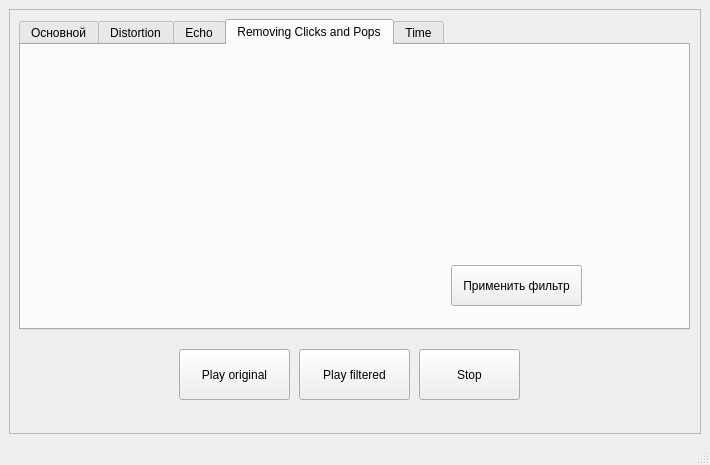
Qt form ui/mainForm.ui (Andrew-Garanin/AudioDigitalFiltering) before a commit.
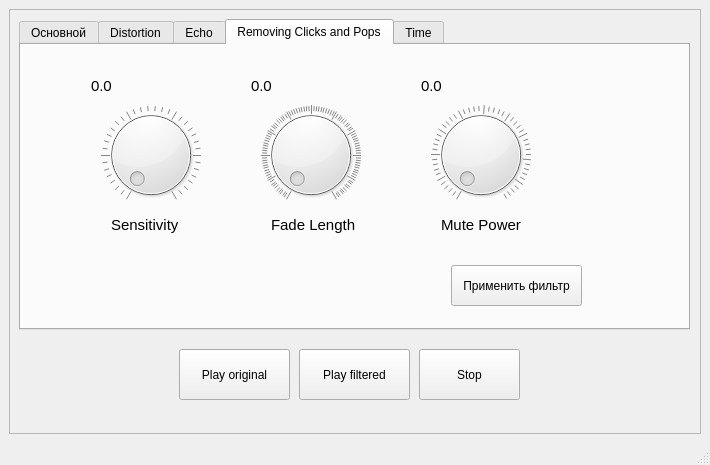
The same form after that commit. The open tabs and pages were chosen to show the change.

Commit message: Restore UI for pop click remover

```diff
--- a/ui/mainForm.ui
+++ b/ui/mainForm.ui
@@ -607,6 +607,201 @@
           <string>Применить фильтр</string>
          </property>
         </widget>
+        <widget class="QDial" name="sensitivityWheel">
+         <property name="geometry">
+          <rect>
+           <x>80</x>
+           <y>60</y>
+           <width>100</width>
+           <height>100</height>
+          </rect>
+         </property>
+         <property name="maximum">
+          <number>35</number>
+         </property>
+         <property name="singleStep">
+          <number>1</number>
+         </property>
+         <property name="pageStep">
+          <number>7</number>
+         </property>
+         <property name="orientation">
+          <enum>Qt::Horizontal</enum>
+         </property>
+         <property name="notchTarget">
+          <double>3.000000000000000</double>
+         </property>
+         <property name="notchesVisible">
+          <bool>true</bool>
+         </property>
+        </widget>
+        <widget class="QLabel" name="mutePowerLabelValue">
+         <property name="geometry">
+          <rect>
+           <x>400</x>
+           <y>30</y>
+           <width>81</width>
+           <height>21</height>
+          </rect>
+         </property>
+         <property name="font">
+          <font>
+           <pointsize>11</pointsize>
+          </font>
+         </property>
+         <property name="text">
+          <string>0.0</string>
+         </property>
+        </widget>
+        <widget class="QDial" name="mutePowerWheel">
+         <property name="geometry">
+          <rect>
+           <x>410</x>
+           <y>60</y>
+           <width>100</width>
+           <height>100</height>
+          </rect>
+         </property>
+         <property name="minimum">
+          <number>2</number>
+         </property>
+         <property name="maximum">
+          <number>100</number>
+         </property>
+         <property name="singleStep">
+          <number>1</number>
+         </property>
+         <property name="pageStep">
+          <number>10</number>
+         </property>
+         <property name="orientation">
+          <enum>Qt::Horizontal</enum>
+         </property>
+         <property name="notchTarget">
+          <double>2.000000000000000</double>
+         </property>
+         <property name="notchesVisible">
+          <bool>true</bool>
+         </property>
+        </widget>
+        <widget class="QLabel" name="sensitivityLabel">
+         <property name="geometry">
+          <rect>
+           <x>90</x>
+           <y>170</y>
+           <width>101</width>
+           <height>20</height>
+          </rect>
+         </property>
+         <property name="font">
+          <font>
+           <pointsize>11</pointsize>
+          </font>
+         </property>
+         <property name="text">
+          <string>Sensitivity</string>
+         </property>
+        </widget>
+        <widget class="QLabel" name="sensitivityLabelValue">
+         <property name="geometry">
+          <rect>
+           <x>70</x>
+           <y>30</y>
+           <width>81</width>
+           <height>21</height>
+          </rect>
+         </property>
+         <property name="font">
+          <font>
+           <pointsize>11</pointsize>
+          </font>
+         </property>
+         <property name="text">
+          <string>0.0</string>
+         </property>
+        </widget>
+        <widget class="QDial" name="fadeLengthWheel">
+         <property name="geometry">
+          <rect>
+           <x>240</x>
+           <y>60</y>
+           <width>100</width>
+           <height>100</height>
+          </rect>
+         </property>
+         <property name="maximum">
+          <number>1000</number>
+         </property>
+         <property name="singleStep">
+          <number>1</number>
+         </property>
+         <property name="pageStep">
+          <number>100</number>
+         </property>
+         <property name="orientation">
+          <enum>Qt::Horizontal</enum>
+         </property>
+         <property name="notchTarget">
+          <double>10.000000000000000</double>
+         </property>
+         <property name="notchesVisible">
+          <bool>true</bool>
+         </property>
+        </widget>
+        <widget class="QLabel" name="fadeLengthLabelValue">
+         <property name="geometry">
+          <rect>
+           <x>230</x>
+           <y>30</y>
+           <width>81</width>
+           <height>21</height>
+          </rect>
+         </property>
+         <property name="font">
+          <font>
+           <pointsize>11</pointsize>
+          </font>
+         </property>
+         <property name="text">
+          <string>0.0</string>
+         </property>
+        </widget>
+        <widget class="QLabel" name="fadeLengtLabel">
+         <property name="geometry">
+          <rect>
+           <x>250</x>
+           <y>170</y>
+           <width>101</width>
+           <height>20</height>
+          </rect>
+         </property>
+         <property name="font">
+          <font>
+           <pointsize>11</pointsize>
+          </font>
+         </property>
+         <property name="text">
+          <string>Fade Length</string>
+         </property>
+        </widget>
+        <widget class="QLabel" name="mutePowerLabel">
+         <property name="geometry">
+          <rect>
+           <x>420</x>
+           <y>170</y>
+           <width>101</width>
+           <height>20</height>
+          </rect>
+         </property>
+         <property name="font">
+          <font>
+           <pointsize>11</pointsize>
+          </font>
+         </property>
+         <property name="text">
+          <string>Mute Power</string>
+         </property>
+        </widget>
        </widget>
        <widget class="QWidget" name="tab_5">
         <attribute name="title">
```
Left out of the diff: 4 changed lines with no effect on the pictures. The commit also changes 1 other file.
